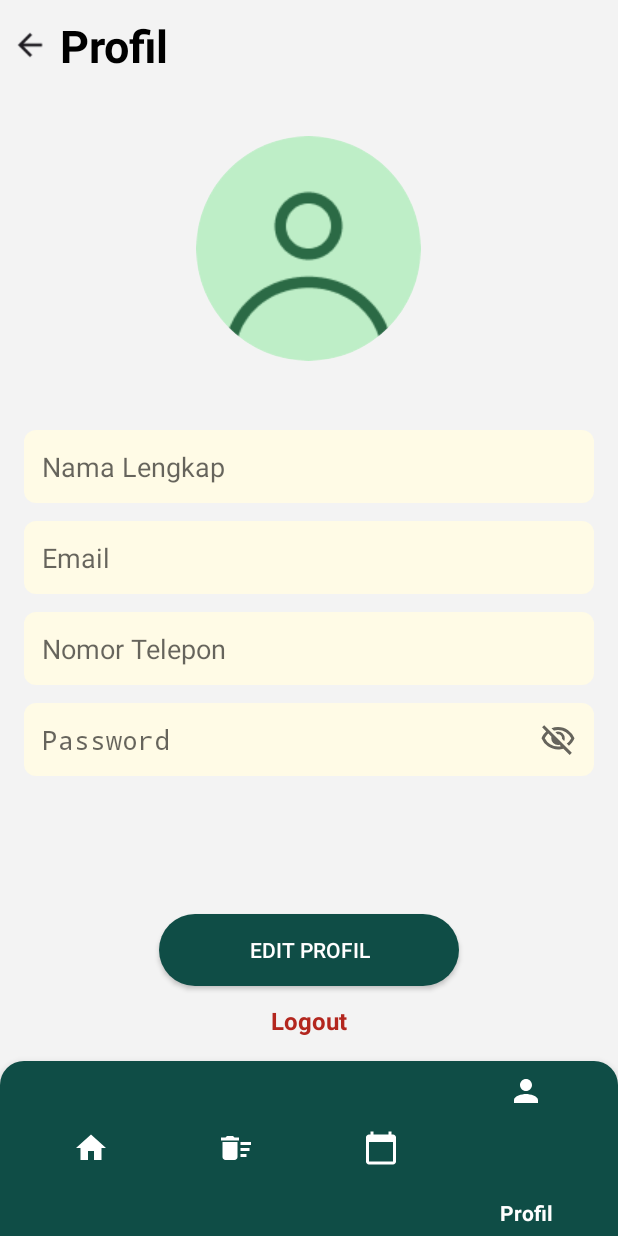
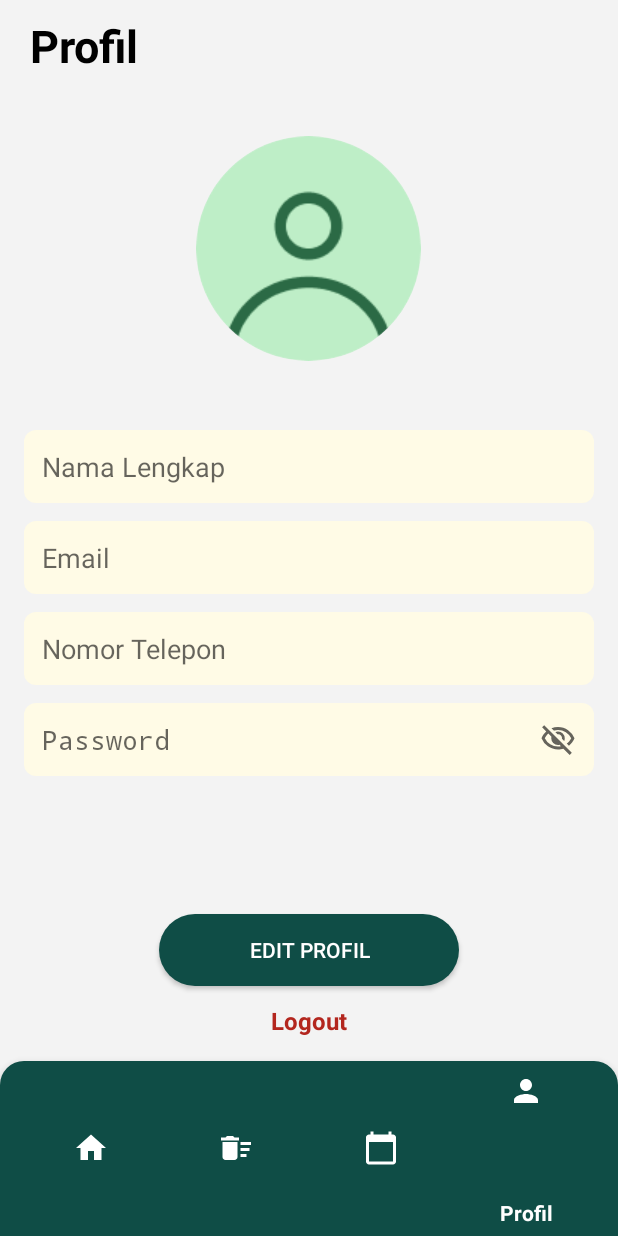
Before and after one commit to zihancahya30/Re-LIFE-APP, an Android app built with Jetpack Compose: the ProfilCustomer screen opened directly, with no data from a screen before it, on a phone screen of 412 x 824 dp. Run offline under Robolectric (Android 15) with nearby library versions, the phone set to English and light mode, and no system bars; our stand-ins replace CircleImageView, Firebase (no records; nobody signed in at launch, a user with empty details on screens opened directly).

Commit message:
masih jauh

```diff
--- a/app/src/main/java/pnm/ac/id/re_life/ProfilCustomer.kt
+++ b/app/src/main/java/pnm/ac/id/re_life/ProfilCustomer.kt
@@ -37,7 +37,6 @@ class ProfilCustomer : AppCompatActivity() {
         val btnEditProfil = findViewById<Button>(R.id.btn_edit_profil)
         val btnLogout = findViewById<TextView>(R.id.btn_logout)
         val btnTogglePassword = findViewById<ImageView>(R.id.iv_toggle_password)
-        val backButton = findViewById<ImageView>(R.id.back_tips)
 
         // Awalnya EditText tidak bisa diedit
         etNamaLengkap.isEnabled = false
@@ -75,7 +74,7 @@ class ProfilCustomer : AppCompatActivity() {
                 etPassword.inputType = InputType.TYPE_CLASS_TEXT or InputType.TYPE_TEXT_VARIATION_PASSWORD
                 btnTogglePassword.setImageResource(R.drawable.visibility_off_24px) // Icon mata tertutup
             }
-            etPassword.setSelection(etPassword.text.length) // Memastikan kursor tetap di
+            etPassword.setSelection(etPassword.text.length) // Memastikan kursor tetap di akhir
         }
 
         // Tombol Edit/Simpan Profil
@@ -124,11 +123,6 @@ class ProfilCustomer : AppCompatActivity() {
             finish() // Menutup ProfilCustomer agar tidak bisa kembali ke halaman ini
         }
 
-        // Tombol Kembali ke Halaman Home
-        backButton.setOnClickListener {
-            onBackPressed() // Kembali ke halaman sebelumnya
-        }
-
         // Menambahkan fungsi untuk BottomNavigationView
         val bottomNav = findViewById<BottomNavigationView>(R.id.bottom_nav_profil)
         bottomNav.setOnItemSelectedListener { item ->
--- a/app/src/main/res/layout/profil_customer.xml
+++ b/app/src/main/res/layout/profil_customer.xml
@@ -11,22 +11,13 @@
         android:layout_height="wrap_content"
         android:orientation="horizontal"
         android:paddingTop="10dp">
-
-        <ImageView
-            android:id="@+id/back_tips"
-            android:layout_width="40dp"
-            android:layout_height="40dp"
-            android:layout_gravity="center_vertical"
-            android:contentDescription="Back Icon"
-            android:padding="8dp"
-            android:src="@drawable/ic_back_arrow" />
-
         <!-- Judul Halaman -->
         <TextView
             android:id="@+id/tv_profil"
             android:layout_width="wrap_content"
             android:layout_height="wrap_content"
             android:text="Profil"
+            android:paddingLeft="20dp"
             android:textSize="30sp"
             android:textStyle="bold"
             android:layout_gravity="start"
--- a/app/src/main/res/layout/re_life_customer.xml
+++ b/app/src/main/res/layout/re_life_customer.xml
@@ -77,7 +77,7 @@
         android:background="@drawable/bg_detail"
         android:padding="16dp"
         android:layout_marginTop="10dp"
-        android:layout_marginBottom="10dp"
+        android:layout_marginBottom="16dp"
         android:layout_gravity="center"
         android:clipToPadding="false">
 
```
